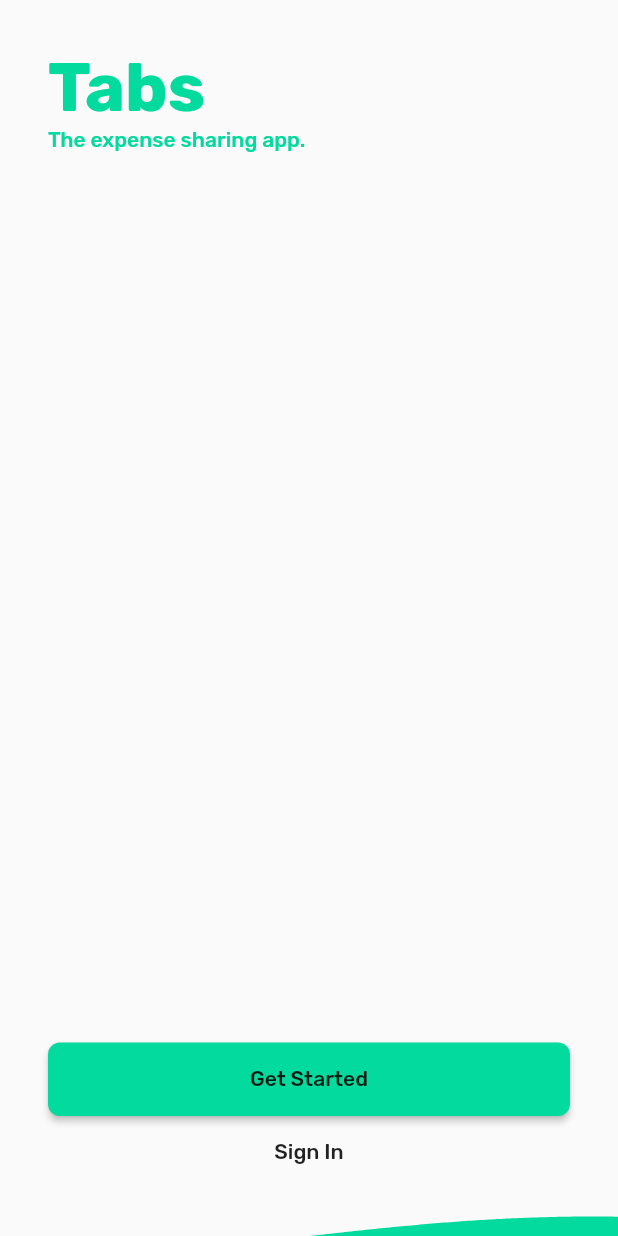
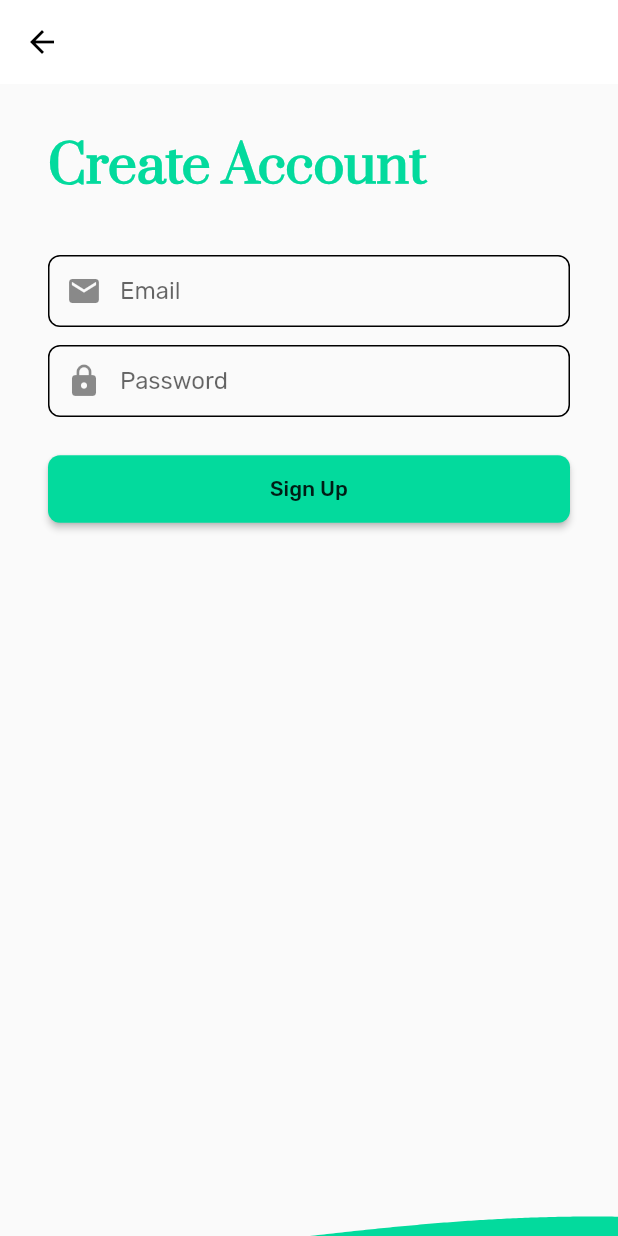
Before and after one commit to michaelroudnitski/Tabs, a Flutter app: the screen it shows after launch, after a tap on "Get Started", on a phone screen of 412 x 824 dp. Run offline on Flutter 3.47's test engine with Material 2 defaults, Android fonts, the phone set to English and light mode, and no system bars; drawn by our look-alikes of wave; our stand-ins replace cloud_firestore, contacts_service, firebase_auth, flutter_money_formatter, flutter_spinkit, flutter_staggered_animations and 3 more; accounts and stored records are empty.

Commit message:
working sign up

```diff
--- a/lib/main.dart
+++ b/lib/main.dart
@@ -1,6 +1,7 @@
 import 'package:flutter/material.dart';
 import 'package:tabs/screens/create.dart';
 import 'package:tabs/screens/home.dart';
+import 'package:tabs/screens/register.dart';
 import 'package:tabs/screens/welcome.dart';
 
 void main() => runApp(App());
@@ -36,7 +37,7 @@ class App extends StatelessWidget {
           ),
         ),
         inputDecorationTheme: InputDecorationTheme(
-          contentPadding: EdgeInsets.symmetric(vertical: 8.0),
+          contentPadding: EdgeInsets.all(8),
           enabledBorder: OutlineInputBorder(
             borderRadius: BorderRadius.circular(8.0),
           ),
@@ -48,6 +49,7 @@ class App extends StatelessWidget {
       initialRoute: Welcome.id,
       routes: {
         Welcome.id: (context) => Welcome(),
+        Register.id: (context) => Register(),
         Home.id: (context) => Home(),
         Create.id: (context) => Create(),
       },
--- /dev/null
+++ b/lib/screens/register.dart
@@ -0,0 +1,132 @@
+import 'package:firebase_auth/firebase_auth.dart';
+import 'package:flutter/material.dart';
+import 'package:wave/config.dart';
+import 'package:wave/wave.dart';
+import './home.dart';
+
+class Register extends StatefulWidget {
+  static const String id = "/register";
+
+  @override
+  _RegisterState createState() => _RegisterState();
+}
+
+class _RegisterState extends State<Register> {
+  final _formKey = GlobalKey<FormState>();
+
+  final _auth = FirebaseAuth.instance;
+  final _emailController = TextEditingController();
+  final _passwordController = TextEditingController();
+
+  String validateEmail(String value) {
+    Pattern pattern =
+        r'^(([^<>()[\]\\.,;:\s@\"]+(\.[^<>()[\]\\.,;:\s@\"]+)*)|(\".+\"))@((\[[0-9]{1,3}\.[0-9]{1,3}\.[0-9]{1,3}\.[0-9]{1,3}\])|(([a-zA-Z\-0-9]+\.)+[a-zA-Z]{2,}))$';
+    RegExp regex = new RegExp(pattern);
+    if (!regex.hasMatch(value))
+      return 'Enter a valid Email';
+    else
+      return null;
+  }
+
+  void _submitForm() async {
+    if (_formKey.currentState.validate()) {
+      try {
+        final newUser = await _auth.createUserWithEmailAndPassword(
+            email: _emailController.text, password: _passwordController.text);
+        if (newUser != null) Navigator.pushReplacementNamed(context, Home.id);
+      } catch (e) {
+        print(e);
+      }
+    }
+  }
+
+  @override
+  Widget build(BuildContext context) {
+    return Scaffold(
+      appBar: AppBar(
+        elevation: 0,
+      ),
+      body: Stack(
+        fit: StackFit.expand,
+        children: <Widget>[
+          SafeArea(
+            child: Padding(
+              padding: const EdgeInsets.all(32.0),
+              child: Column(
+                mainAxisSize: MainAxisSize.max,
+                crossAxisAlignment: CrossAxisAlignment.start,
+                children: <Widget>[
+                  Text(
+                    "Create Account",
+                    style: Theme.of(context)
+                        .textTheme
+                        .display1
+                        .copyWith(color: Theme.of(context).primaryColor),
+                  ),
+                  SizedBox(height: 36),
+                  Form(
+                    key: _formKey,
+                    child: Column(
+                      crossAxisAlignment: CrossAxisAlignment.stretch,
+                      children: <Widget>[
+                        TextFormField(
+                          keyboardType: TextInputType.emailAddress,
+                          textInputAction: TextInputAction.next,
+                          validator: (value) => validateEmail(value),
+                          onFieldSubmitted: (v) {
+                            FocusScope.of(context).nextFocus();
+                          },
+                          decoration: InputDecoration(
+                            labelText: "Email",
+                            prefixIcon: Icon(Icons.email),
+                          ),
+                        ),
+                        SizedBox(height: 12),
+                        TextFormField(
+                          keyboardType: TextInputType.text,
+                          validator: (value) {
+                            if (value.length < 8)
+                              return "Password must be at least 8 characters";
+                            return null;
+                          },
+                          decoration: InputDecoration(
+                            labelText: "Password",
+                            prefixIcon: Icon(Icons.lock),
+                          ),
+                          obscureText: true,
+                        ),
+                        SizedBox(height: 24),
+                        RaisedButton(
+                          padding: EdgeInsets.all(14),
+                          child: Text("Sign Up"),
+                          onPressed: _submitForm,
+                        ),
+                      ],
+                    ),
+                  ),
+                ],
+              ),
+            ),
+          ),
+          Positioned(
+            bottom: 0,
+            child: WaveWidget(
+              config: CustomConfig(
+                colors: [Colors.teal, Theme.of(context).primaryColor],
+                durations: [30000, 50000],
+                heightPercentages: [0.5, 0.35],
+              ),
+              waveAmplitude: 5,
+              wavePhase: 45,
+              waveFrequency: 80,
+              size: Size(
+                MediaQuery.of(context).size.width * 100,
+                20,
+              ),
+            ),
+          ),
+        ],
+      ),
+    );
+  }
+}
--- a/lib/screens/welcome.dart
+++ b/lib/screens/welcome.dart
@@ -2,10 +2,10 @@ import 'package:flutter/material.dart';
 import 'package:wave/config.dart';
 import 'package:wave/wave.dart';
 import './home.dart';
+import './register.dart';
 
 class Welcome extends StatelessWidget {
   static const String id = "welcome";
-  final radius = 30.0;
 
   @override
   Widget build(BuildContext context) {
@@ -40,9 +40,11 @@ class Welcome extends StatelessWidget {
                       crossAxisAlignment: CrossAxisAlignment.stretch,
                       children: <Widget>[
                         RaisedButton(
-                          padding: EdgeInsets.all(16),
+                          padding: EdgeInsets.all(14),
                           child: Text("Get Started"),
-                          onPressed: () {},
+                          onPressed: () {
+                            Navigator.pushNamed(context, Register.id);
+                          },
                         ),
                         FlatButton(
                           child: Text("Sign In"),
--- a/pubspec.yaml
+++ b/pubspec.yaml
@@ -11,7 +11,7 @@ dependencies:
     sdk: flutter
   cupertino_icons:
   firebase_core:
-  # firebase_auth:
+  firebase_auth:
   cloud_firestore:
   provider:
   permission_handler:
```
